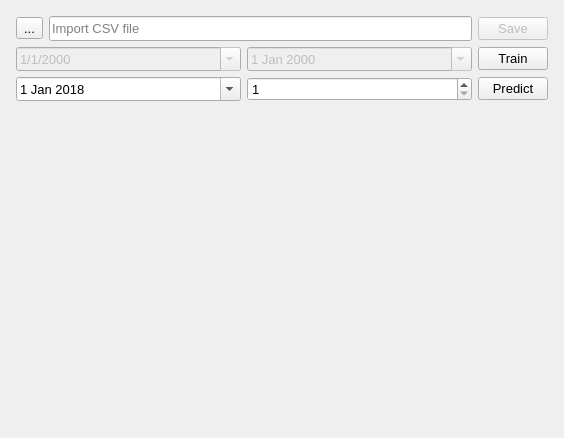
Before: the Qt Designer form gui/load_prediction_xml.ui in Djordje99/ISIS_Load_Prediction, drawn with Qt 5.
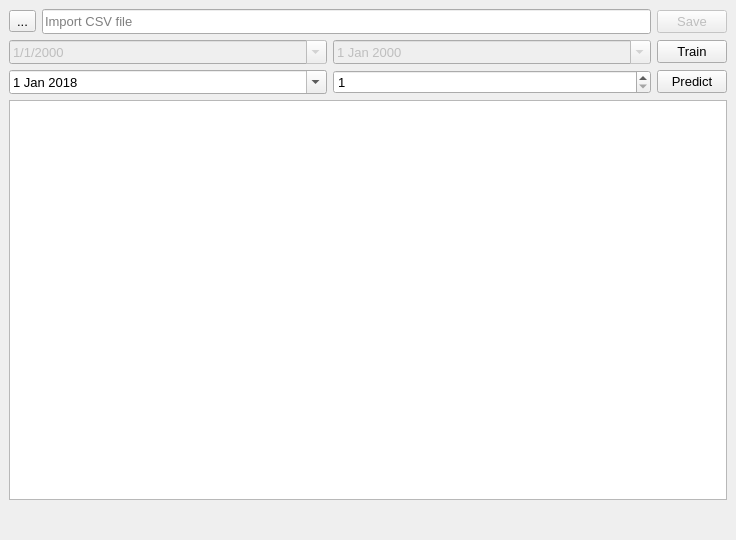
After: the same form once the commit is applied.

Commit message: Added threads and load to db predicted values

The edit to the form file:
```diff
--- a/gui/load_prediction_xml.ui
+++ b/gui/load_prediction_xml.ui
@@ -6,8 +6,8 @@
    <rect>
     <x>0</x>
     <y>0</y>
-    <width>564</width>
-    <height>438</height>
+    <width>736</width>
+    <height>540</height>
    </rect>
   </property>
   <property name="windowTitle">
@@ -17,18 +17,6 @@
    <layout class="QGridLayout" name="gridLayout">
     <item row="0" column="0">
      <layout class="QVBoxLayout" name="verticalLayout">
-      <property name="leftMargin">
-       <number>7</number>
-      </property>
-      <property name="topMargin">
-       <number>7</number>
-      </property>
-      <property name="rightMargin">
-       <number>7</number>
-      </property>
-      <property name="bottomMargin">
-       <number>7</number>
-      </property>
       <item>
        <layout class="QHBoxLayout" name="horizontalLayout">
         <item>
@@ -270,11 +258,11 @@
        </layout>
       </item>
       <item>
-       <widget class="QWidget" name="widget" native="true">
+       <widget class="QTableWidget" name="table">
         <property name="minimumSize">
          <size>
-          <width>300</width>
-          <height>300</height>
+          <width>0</width>
+          <height>400</height>
          </size>
         </property>
        </widget>
```
The commit also changes 8 other files.
